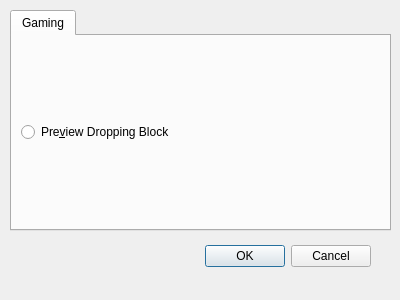
Old version of the form gui/settingsdialog.ui in the repository SgLy/hexakis.
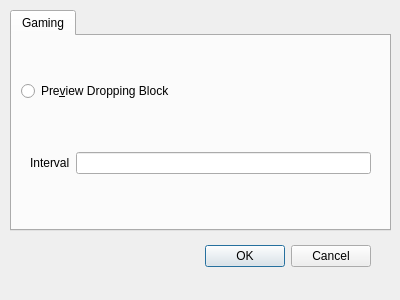
New version of the form.

```diff
--- a/gui/settingsdialog.ui
+++ b/gui/settingsdialog.ui
@@ -53,6 +53,34 @@
        </property>
       </widget>
      </item>
+     <item>
+      <widget class="QFrame" name="horizontalFrame">
+       <property name="sizePolicy">
+        <sizepolicy hsizetype="Preferred" vsizetype="Fixed">
+         <horstretch>0</horstretch>
+         <verstretch>0</verstretch>
+        </sizepolicy>
+       </property>
+       <property name="frameShape">
+        <enum>QFrame::NoFrame</enum>
+       </property>
+       <property name="frameShadow">
+        <enum>QFrame::Raised</enum>
+       </property>
+       <layout class="QHBoxLayout" name="horizontalLayout_2">
+        <item>
+         <widget class="QLabel" name="label">
+          <property name="text">
+           <string>Interval</string>
+          </property>
+         </widget>
+        </item>
+        <item>
+         <widget class="QLineEdit" name="intervalEdit"/>
+        </item>
+       </layout>
+      </widget>
+     </item>
     </layout>
    </widget>
   </widget>
```
